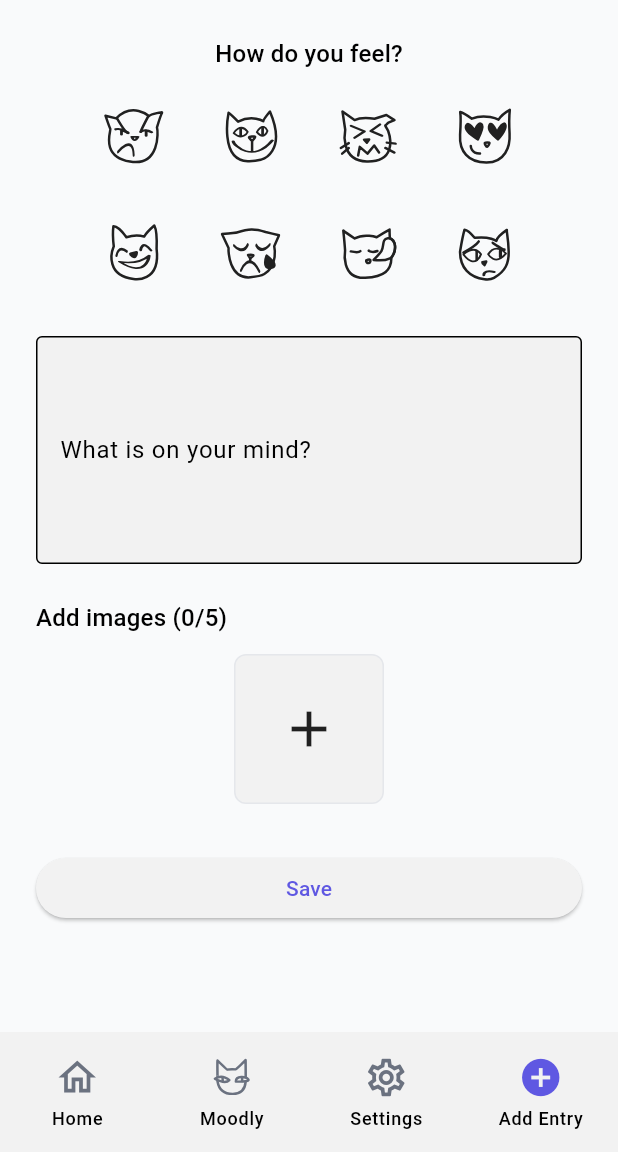
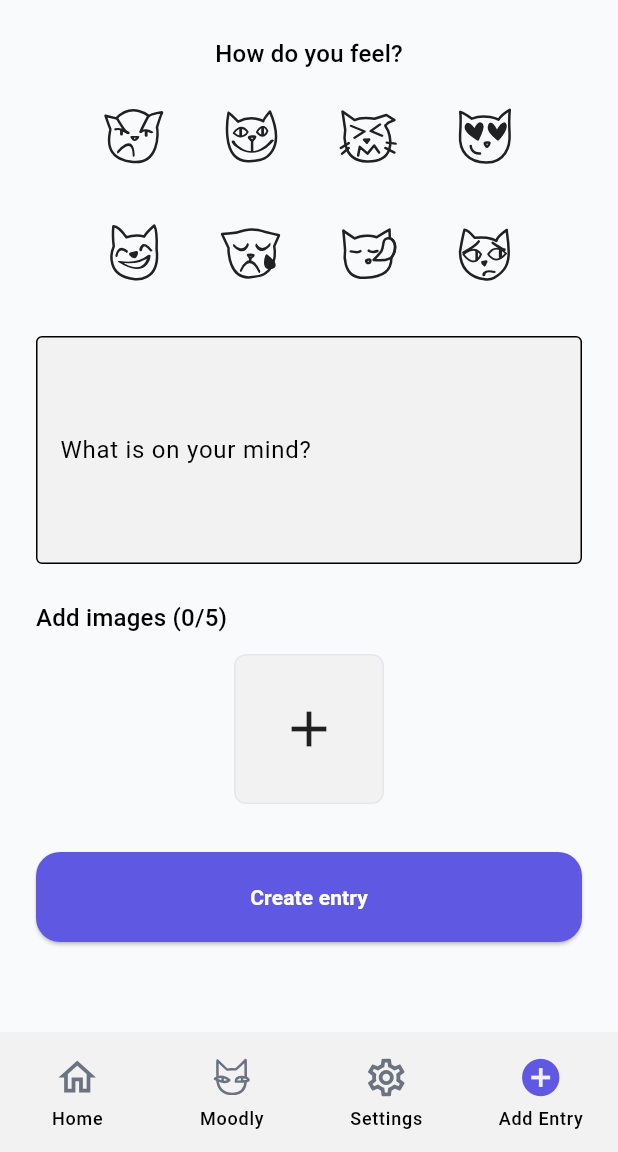
Before and after one commit to codemalcolm/moodly_client, a Flutter app: the screen it shows after launch, item 4 of the bottom bar chosen, on a phone screen of 412 x 824 dp, the part 84-1236 px from its top. Run offline on Flutter 3.47's test engine with Material 3 defaults, Android fonts, the phone set to English and light mode, and no system bars; our stand-ins replace flutter_svg, image_picker; network calls fail; project files that could hold a hidden picture were left out.

Commit message:
replace button with custom button in the new entry screen

```diff
--- a/lib/screens/new_entry_screen.dart
+++ b/lib/screens/new_entry_screen.dart
@@ -2,6 +2,7 @@ import 'dart:io';
 import 'package:flutter/material.dart';
 import 'package:image_picker/image_picker.dart';
 import 'package:flutter_svg/flutter_svg.dart';
+import 'package:moodly_client/widgets/custom_button.dart';
 
 class NewEntryScreen extends StatefulWidget {
   const NewEntryScreen({super.key});
@@ -194,7 +195,7 @@ class _NewEntryScreenState extends State<NewEntryScreen> {
           const SizedBox(height: 32),
           SizedBox(
             width: double.infinity,
-            child: ElevatedButton(
+            child: CustomButton(
               onPressed: () {
                 if (selectedMoodIndex == null) {
                   ScaffoldMessenger.of(context).showSnackBar(
@@ -208,7 +209,7 @@ class _NewEntryScreenState extends State<NewEntryScreen> {
                   const SnackBar(content: Text('Entry saved (TODO)')),
                 );
               },
-              child: const Text('Save'),
+              label: 'Create entry',
             ),
           ),
         ],
--- a/lib/widgets/custom_button.dart
+++ b/lib/widgets/custom_button.dart
@@ -18,7 +18,7 @@ class CustomButton extends StatelessWidget {
 
     return SizedBox(
       width: double.infinity,
-      height: 48,
+      height: 60,
       child: ElevatedButton(
         onPressed: isDisabled ? null : onPressed,
         style: ElevatedButton.styleFrom(
```
